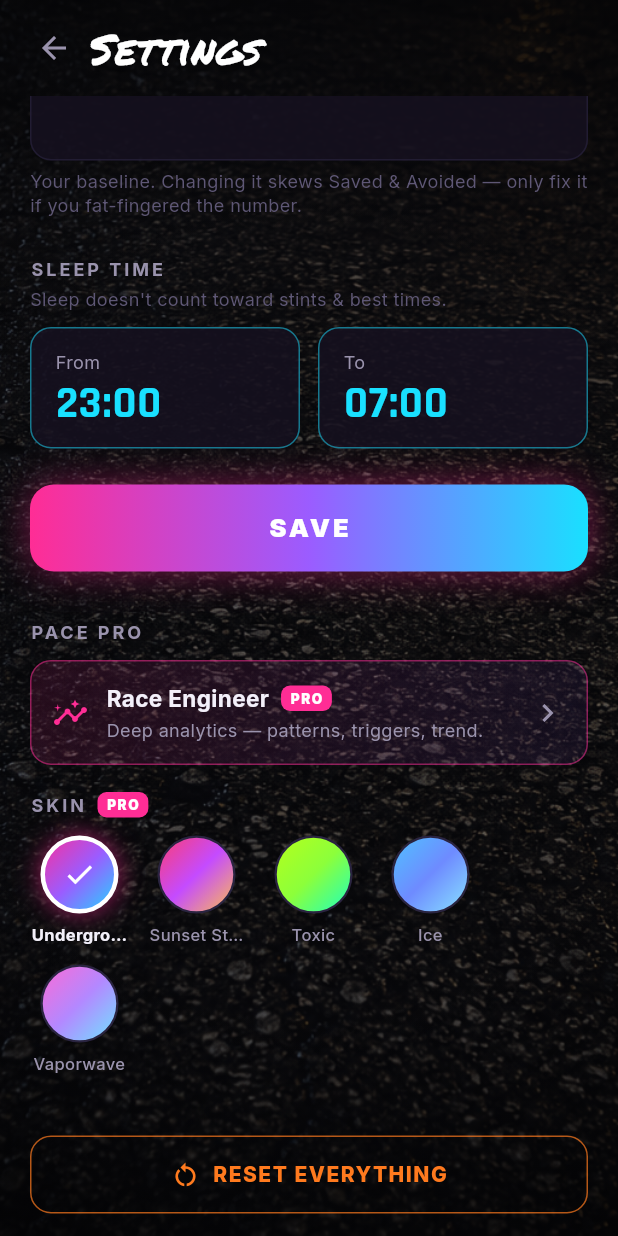
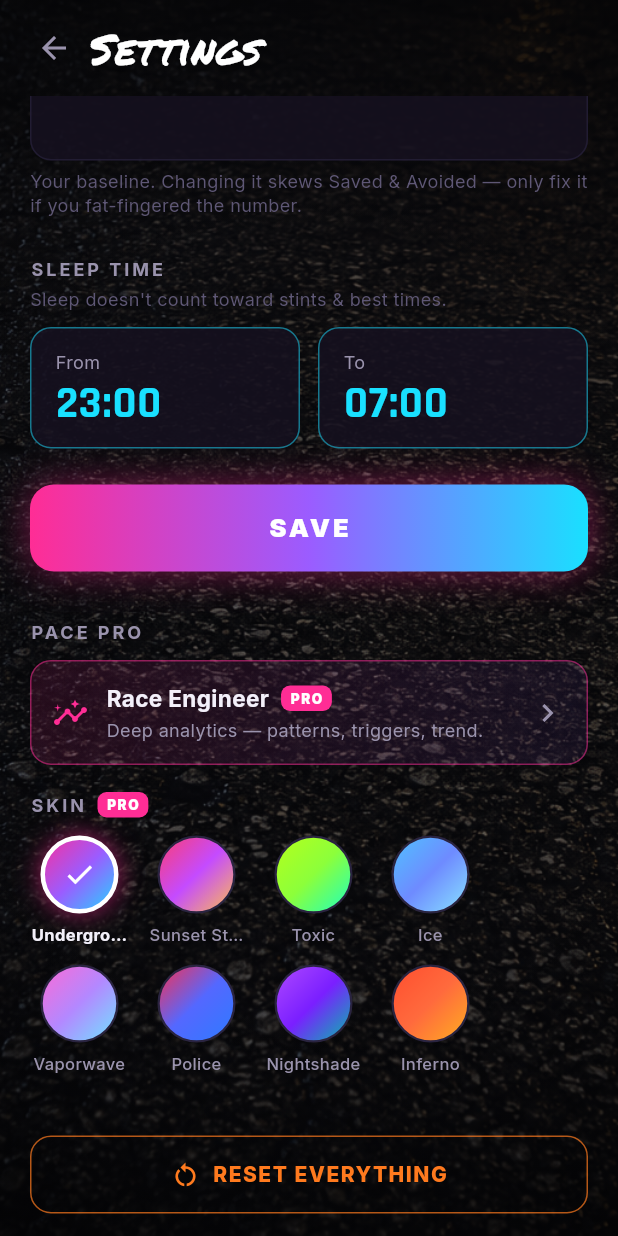
Before and after one commit to marcelgast/paceapp, a Flutter app: the SettingsScreen screen opened directly, scrolled down 346 dp, on a phone screen of 412 x 824 dp. Run offline on Flutter 3.47's test engine with Material 3 defaults, Android fonts, the phone set to English and light mode, and no system bars; our stand-ins replace confetti, drift, flutter_animate, flutter_local_notifications, flutter_riverpod, flutter_timezone and 3 more; missing offline and left inert: home_widget; accounts and stored records are empty; generated files the repository leaves out were written again.

Commit message:
skins: police (sirene rot/blau), nightshade (dark purple), inferno (fire orange) ergaenzen

```diff
--- a/lib/theme/skin.dart
+++ b/lib/theme/skin.dart
@@ -70,6 +70,33 @@ class Skin {
       orange: Color(0xFFFF8AC2),
       lime: Color(0xFF8AF0E0),
     ),
+    Skin(
+      id: 'police',
+      name: 'Police',
+      magenta: Color(0xFFFF2D4B), // siren red
+      cyan: Color(0xFF2D7BFF), // siren blue
+      purple: Color(0xFF5468FF),
+      orange: Color(0xFFFF5630),
+      lime: Color(0xFF36C5FF),
+    ),
+    Skin(
+      id: 'nightshade',
+      name: 'Nightshade',
+      magenta: Color(0xFFB14BFF), // deep purple
+      cyan: Color(0xFF00C2A8), // teal pop
+      purple: Color(0xFF7A1FFF),
+      orange: Color(0xFFD24BFF),
+      lime: Color(0xFF8C5CFF),
+    ),
+    Skin(
+      id: 'inferno',
+      name: 'Inferno',
+      magenta: Color(0xFFFF4D2E), // fire
+      cyan: Color(0xFFFFB020), // amber
+      purple: Color(0xFFFF6A3D),
+      orange: Color(0xFFFF2A1A), // deep red
+      lime: Color(0xFFFFD23B), // flame yellow
+    ),
   ];
 
   static Skin byId(String? id) =>
```
